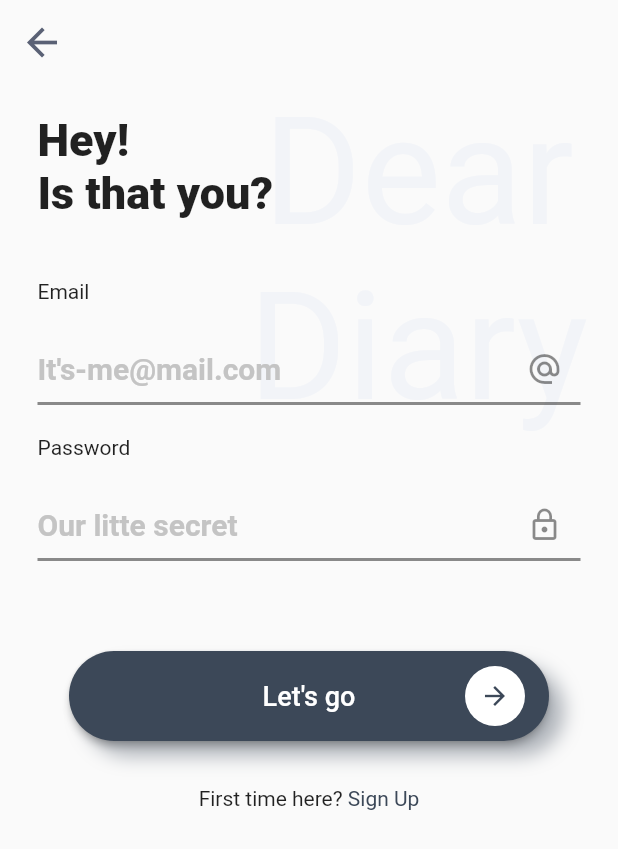
After one commit to Alameen688/dear_diary, a Flutter app: the Login screen opened by its route, on a phone screen of 412 x 824 dp. The commit adds this screen. Shown: the top 849 px of the screen. Run offline on Flutter 3.47's test engine with Material 2 defaults, Android fonts, the phone set to English and light mode, and no system bars.

Commit message:
implement login ui

```diff
--- /dev/null
+++ b/lib/auth/login.dart
@@ -0,0 +1,202 @@
+import 'package:flutter/gestures.dart';
+import 'package:flutter/material.dart';
+
+class Login extends StatefulWidget {
+  @override
+  _LoginState createState() => _LoginState();
+}
+
+class _LoginState extends State<Login> {
+  TapGestureRecognizer _signUpTapRecognizer;
+
+  @override
+  void initState() {
+    super.initState();
+    _signUpTapRecognizer = TapGestureRecognizer()..onTap = _handleSignInTap;
+  }
+
+  _handleSignInTap() {
+    Navigator.of(context).pushNamed('/signup');
+  }
+
+  @override
+  Widget build(BuildContext context) {
+    return Scaffold(
+      appBar: AppBar(
+        brightness: Brightness.light,
+        elevation: 0.0,
+        backgroundColor: Theme.of(context).scaffoldBackgroundColor,
+        leading: InkWell(
+          customBorder: CircleBorder(),
+          onTap: () => Navigator.pop(context),
+          child: Icon(
+            Icons.arrow_back,
+            color: Color.fromRGBO(90, 97, 117, 1),
+            size: 30,
+          ),
+        ),
+      ),
+      body: SafeArea(
+          child: SingleChildScrollView(
+        child: Stack(
+          children: <Widget>[
+            Positioned(
+                right: 20,
+                child: Column(
+                  mainAxisSize: MainAxisSize.min,
+                  children: <Widget>[
+                    Text(
+                      'Dear',
+                      style: TextStyle(
+                          color: Color(0xFFEAEEF6).withOpacity(.5),
+                          fontSize: 100.0),
+                    ),
+                    Text(
+                      'Diary',
+                      style: TextStyle(
+                          color: Color(0xFFEAEEF6).withOpacity(.5),
+                          fontSize: 100.0),
+                    ),
+                  ],
+                )),
+            Padding(
+              padding: const EdgeInsets.symmetric(
+                horizontal: 25.0,
+              ),
+              child: Column(
+                children: <Widget>[
+                  Container(
+                    margin: EdgeInsets.only(top: 20),
+                    child: Row(
+                      children: <Widget>[
+                        Text(
+                          "Hey! ",
+                          style: TextStyle(
+                            fontSize: 30,
+                            fontWeight: FontWeight.w900,
+                          ),
+                        ),
+                      ],
+                    ),
+                  ),
+                  Container(
+                    margin: EdgeInsets.only(bottom: 40.0),
+                    child: Row(
+                      children: <Widget>[
+                        Text(
+                          "Is that you?",
+                          style: TextStyle(
+                            fontSize: 30,
+                            fontWeight: FontWeight.w900,
+                          ),
+                        ),
+                      ],
+                    ),
+                  ),
+                  Container(
+                    alignment: Alignment.topLeft,
+                    child: Text('Email'),
+                  ),
+                  Container(
+                    margin: EdgeInsets.symmetric(vertical: 20.0),
+                    child: TextFormField(
+                      style:
+                          TextStyle(fontSize: 20, fontWeight: FontWeight.bold),
+                      decoration: InputDecoration(
+                          hintText: 'It\'s-me@mail.com',
+                          suffixIcon: Icon(Icons.alternate_email)),
+                    ),
+                  ),
+                  Container(
+                    alignment: Alignment.topLeft,
+                    child: Text('Password'),
+                  ),
+                  Container(
+                    margin: EdgeInsets.symmetric(vertical: 20.0),
+                    child: TextFormField(
+                      style:
+                          TextStyle(fontSize: 20, fontWeight: FontWeight.bold),
+                      decoration: InputDecoration(
+                          hintText: 'Our litte secret',
+                          suffixIcon: Icon(Icons.lock_outline)),
+                      obscureText: true,
+                    ),
+                  ),
+                  Container(
+                    width: 320,
+                    height: 60,
+                    margin: EdgeInsets.only(top: 40, bottom: 30.0),
+                    decoration: BoxDecoration(
+                      borderRadius: BorderRadius.circular(30.0),
+                      boxShadow: [
+                        BoxShadow(
+                            color: Color(0xFF3C4858).withOpacity(.4),
+                            offset: Offset(10.0, 10.0),
+                            blurRadius: 10.0),
+                      ],
+                    ),
+                    child: RaisedButton(
+                      color: Color(0xFF3C4858),
+                      shape: RoundedRectangleBorder(
+                          borderRadius: BorderRadius.circular(30.0)),
+                      onPressed: () {
+                        Navigator.of(context).pushNamedAndRemoveUntil(
+                            '/list-entries', (Route<dynamic> route) => false);
+                      },
+                      child: Row(
+                        children: <Widget>[
+                          Expanded(
+                            child: Container(
+                              alignment: Alignment.center,
+                              margin: EdgeInsets.only(left: 40.0),
+                              child: Text(
+                                'Let\'s go',
+                                style: TextStyle(
+                                    color: Colors.white, fontSize: 18.0),
+                              ),
+                            ),
+                          ),
+                          Container(
+                            height: 40.0,
+                            width: 40.0,
+                            decoration: BoxDecoration(
+                                shape: BoxShape.circle, color: Colors.white),
+                            child: Icon(
+                              Icons.arrow_forward,
+                              color: Color(0xFF3C4858),
+                              size: 20.0,
+                            ),
+                          )
+                        ],
+                      ),
+                    ),
+                  ),
+                  Container(
+                    child: RichText(
+                        text: TextSpan(
+                            style: Theme.of(context).textTheme.body1,
+                            children: [
+                          TextSpan(
+                            text: 'First time here? ',
+                          ),
+                          TextSpan(
+                              text: 'Sign Up',
+                              style: TextStyle(color: Color(0xFF3C4858)),
+                              recognizer: _signUpTapRecognizer),
+                        ])),
+                  ),
+                ],
+              ),
+            ),
+          ],
+        ),
+      )),
+    );
+  }
+
+  @override
+  void dispose() {
+    _signUpTapRecognizer.dispose();
+    super.dispose();
+  }
+}
--- a/lib/main.dart
+++ b/lib/main.dart
@@ -1,21 +1,41 @@
 import 'package:flutter/material.dart';
+import 'package:flutter/services.dart';
 
+import 'auth/login.dart';
+import 'entries/list_entries.dart';
 import 'intro/intro.dart';
 
-void main() => runApp(MyApp());
+void main() {
+  SystemChrome.setSystemUIOverlayStyle(SystemUiOverlayStyle.dark);
+  return runApp(DearDiary());
+}
 
-class MyApp extends StatelessWidget {
+class DearDiary extends StatelessWidget {
   @override
   Widget build(BuildContext context) {
     return MaterialApp(
       title: 'Dear Diary',
       debugShowCheckedModeBanner: false,
       theme: ThemeData(
+          inputDecorationTheme: InputDecorationTheme(
+            hintStyle: TextStyle(color: Color(0xFFC4C4C4), fontSize: 20.0),
+            focusedBorder: UnderlineInputBorder(
+              borderSide: BorderSide(color: Color(0xFF3C4858), width: 2.0),
+            ),
+            enabledBorder: UnderlineInputBorder(
+              borderSide: BorderSide(color: Colors.black45, width: 2.0),
+            ),
+          ),
           textTheme: TextTheme(
-              title: TextStyle(color: Color(0xFF414A53)),
-              subhead: TextStyle(color: Color(0xFF686B6F)))),
+            title: TextStyle(color: Color(0xFF414A53)),
+            subhead: TextStyle(color: Color(0xFF686B6F)),
+          )),
       initialRoute: '/',
-      routes: {'/': (context) => Intro()},
+      routes: {
+        '/': (context) => Intro(),
+        '/login': (context) => Login(),
+        '/list-entries': (context) => ListEntries(),
+      },
     );
   }
 }
```
